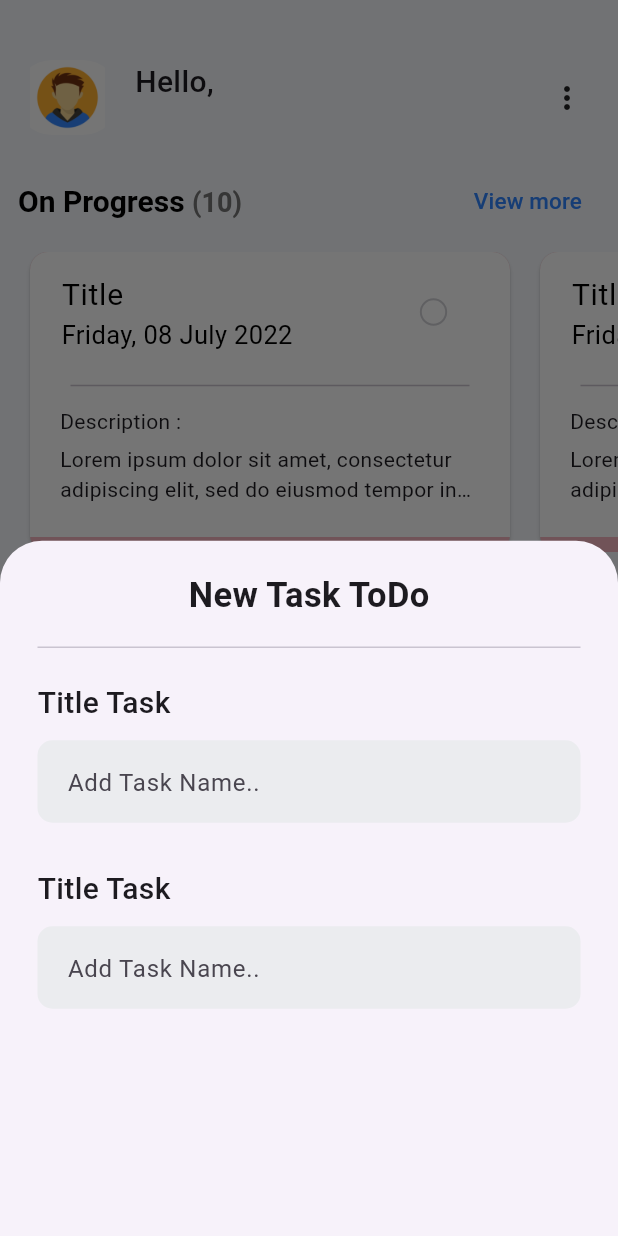
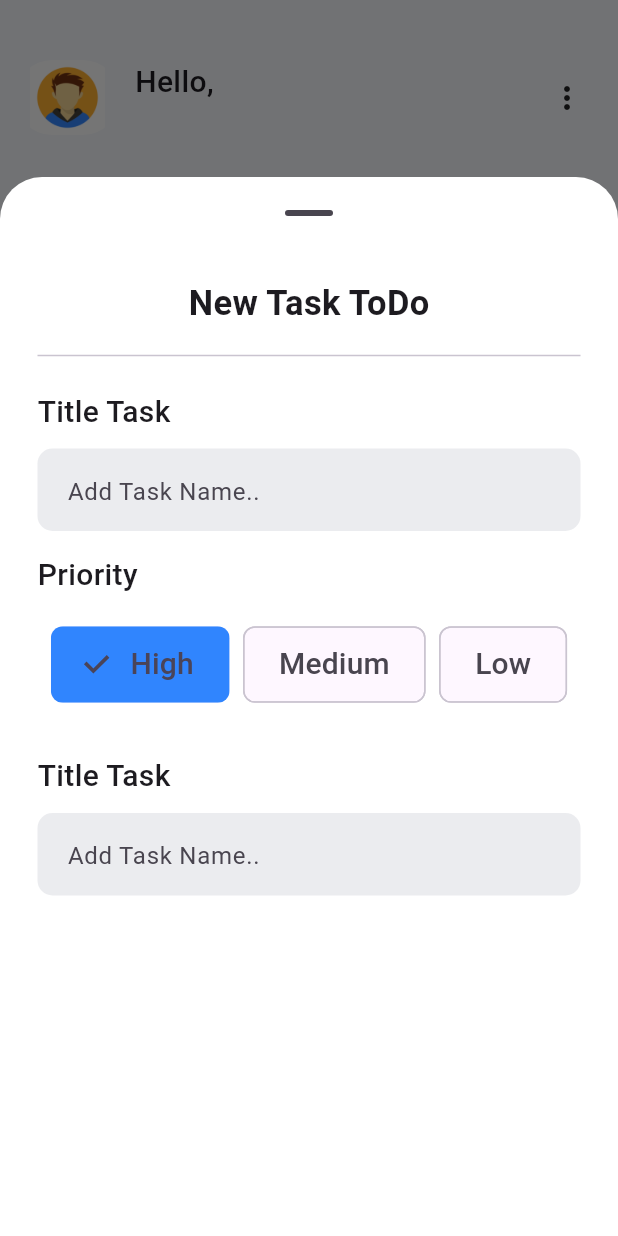
Before and after one commit to Thiruvikraman1998/ToDo_App-Firebase, a Flutter app: the HomeScreen screen opened directly, after a tap on "Create New", on a phone screen of 412 x 824 dp. Run offline on Flutter 3.47's test engine with Material 2 defaults, Android fonts, the phone set to English and light mode, and no system bars; our stand-ins replace cloud_firestore, firebase_auth, firebase_core, gap, get, pinput; accounts and stored records are empty.

Commit message:
priority selector added

```diff
--- a/todo/lib/screens/other_screens/home_screen.dart
+++ b/todo/lib/screens/other_screens/home_screen.dart
@@ -234,6 +234,9 @@ class _HomeScreenState extends State<HomeScreen> {
 
   void _openInputModal() {
     showModalBottomSheet(
+        isScrollControlled: true,
+        showDragHandle: true,
+        backgroundColor: AppColorsLight.backgroundColor,
         context: context,
         builder: (bottomSheetContext) {
           return const TaskInputModal();
--- a/todo/lib/widgets/input_modal.dart
+++ b/todo/lib/widgets/input_modal.dart
@@ -1,6 +1,8 @@
+import 'package:cloud_firestore/cloud_firestore.dart';
 import 'package:flutter/cupertino.dart';
 import 'package:flutter/material.dart';
 import 'package:gap/gap.dart';
+import 'package:todo/utils/app_colors.dart';
 import 'package:todo/utils/app_layout.dart';
 import 'package:todo/widgets/reusable/textfield.dart';
 
@@ -12,9 +14,12 @@ class TaskInputModal extends StatefulWidget {
 }
 
 class _TaskInputModalState extends State<TaskInputModal> {
+  final List priorities = ["High", "Medium", "Low"];
+  int _choideIndex = 0;
   @override
   Widget build(BuildContext context) {
     return Container(
+      height: MediaQuery.of(context).size.height * 0.75,
       margin: EdgeInsets.symmetric(
         horizontal: AppLayout.getWidth(25),
         vertical: AppLayout.getHeight(20),
@@ -41,12 +46,43 @@ class _TaskInputModalState extends State<TaskInputModal> {
                 style: TextStyle(fontSize: 20, fontWeight: FontWeight.w500),
               ),
               Gap(10),
-              TextInputfield(),
+              TextInputfield(maxlines: 1),
             ],
           ),
           const Gap(15),
-          Row(
-            children: [],
+          const Text(
+            "Priority",
+            style: TextStyle(fontSize: 20, fontWeight: FontWeight.w500),
+          ),
+          Container(
+            height: AppLayout.getHeight(90),
+            child: Row(
+              mainAxisAlignment: MainAxisAlignment.spaceEvenly,
+              children: [
+                ...priorities.map(
+                  (priority) {
+                    int index = priorities.indexOf(priority);
+                    return ChoiceChip(
+                      //labelPadding: EdgeInsets.all(10),
+                      padding: EdgeInsets.symmetric(
+                          vertical: AppLayout.getHeight(10),
+                          horizontal: AppLayout.getWidth(15)),
+                      label: Text(
+                        priority,
+                        style: TextStyle(fontSize: 20),
+                      ),
+                      selected: _choideIndex == index,
+                      selectedColor: AppColorsLight.buttonColor,
+                      onSelected: (selected) {
+                        setState(() {
+                          _choideIndex = selected ? index : 0;
+                        });
+                      },
+                    );
+                  },
+                )
+              ],
+            ),
           ),
           const Gap(15),
           const Column(
@@ -57,7 +93,7 @@ class _TaskInputModalState extends State<TaskInputModal> {
                 style: TextStyle(fontSize: 20, fontWeight: FontWeight.w500),
               ),
               Gap(10),
-              TextInputfield(),
+              TextInputfield(maxlines: 4),
             ],
           )
         ],
--- a/todo/lib/widgets/reusable/textfield.dart
+++ b/todo/lib/widgets/reusable/textfield.dart
@@ -4,7 +4,8 @@ import 'package:todo/utils/app_colors.dart';
 import 'package:todo/utils/app_layout.dart';
 
 class TextInputfield extends StatefulWidget {
-  const TextInputfield({super.key});
+  final int maxlines;
+  const TextInputfield({super.key, required this.maxlines});
 
   @override
   State<TextInputfield> createState() => _TextInputfieldState();
@@ -20,7 +21,8 @@ class _TextInputfieldState extends State<TextInputfield> {
       decoration: BoxDecoration(
           borderRadius: BorderRadius.circular(10),
           color: AppColorsLight.greyColor),
-      child: TextField(
+      child: const TextField(
+        maxLines: 1,
         decoration: InputDecoration(
             hintText: "Add Task Name..", border: InputBorder.none),
       ),
```
